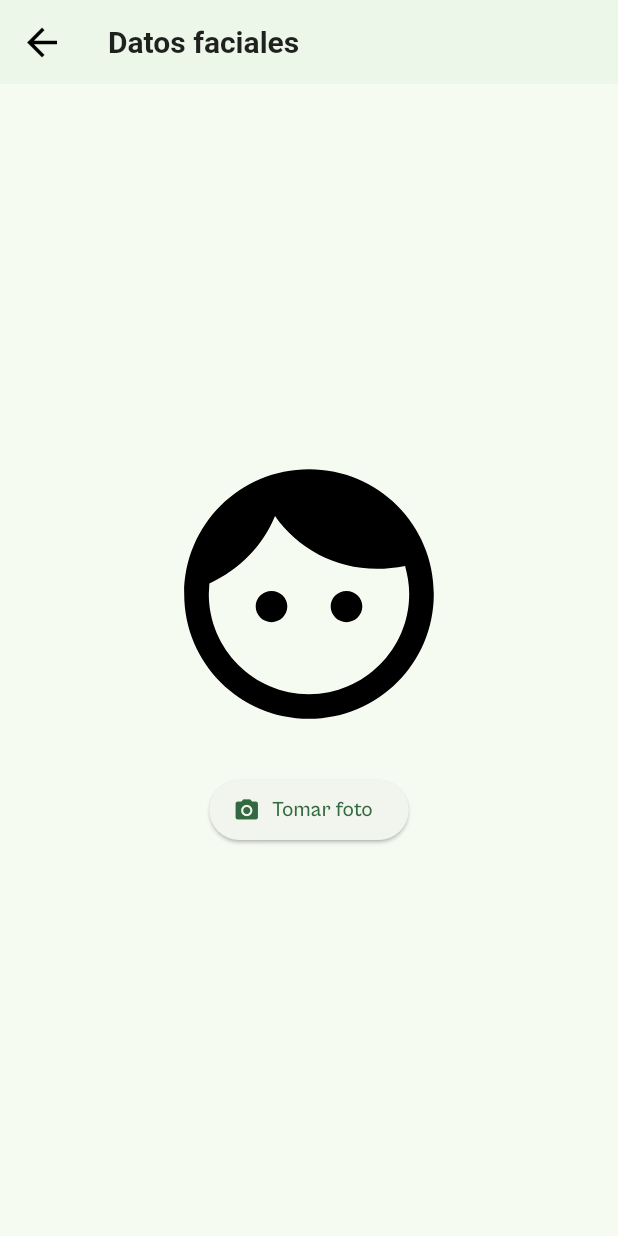
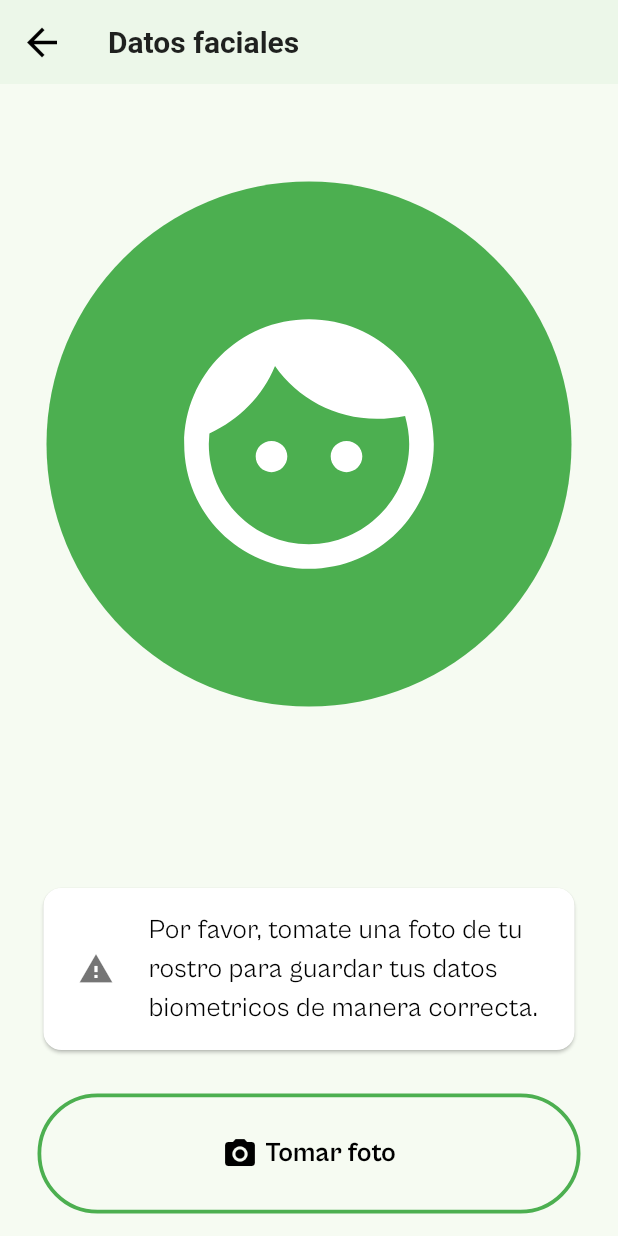
Before and after one commit to yjns4584/AUTH_GSE, a Flutter app: the screen it shows after launch, on a phone screen of 412 x 824 dp. Run offline on Flutter 3.47's test engine with Material 3 defaults, Android fonts, the phone set to English and light mode, and no system bars; our stand-ins replace dio, image_picker, logger.

Commit message:
Add widget CustomOutlinedButton, mejora interfaz face_display, add cuadros descriptivos para una correcta fotografía

```diff
--- /dev/null
+++ b/FRONT/app_authgse/lib/common/widgets/custom_card.dart
@@ -0,0 +1,59 @@
+import 'package:flutter/material.dart';
+
+class CustomCardWidget extends StatelessWidget {
+  final Color backgroundColor;
+  final Color textColor;
+  final IconData icon;
+  final Color iconColor;
+  final String text;
+  final TextStyle? textStyle;
+  final EdgeInsetsGeometry padding;
+
+  const CustomCardWidget({
+    super.key,
+    this.backgroundColor = Colors.white,
+    this.textColor = Colors.black,
+    this.icon = Icons.warning,
+    this.iconColor = Colors.black54,
+    required this.text,
+    this.textStyle,
+    this.padding = const EdgeInsets.symmetric(horizontal: 10, vertical: 15),
+  });
+
+  @override
+  Widget build(BuildContext context) {
+    return Card(
+      color: backgroundColor,
+      child: Padding(
+        padding: padding,
+        child: Row(
+          crossAxisAlignment: CrossAxisAlignment.center,
+          mainAxisAlignment: MainAxisAlignment.start,
+          children: [
+            SizedBox(
+              width: 50,
+              child: Center(
+                child: Icon(icon, color: iconColor),
+              ),
+            ),
+            const SizedBox(width: 10), // Espaciado entre icono y texto.
+            Expanded(
+              child: Column(
+                crossAxisAlignment: CrossAxisAlignment.start,
+                children: [
+                  Text(
+                    text,
+                    style: textStyle ??
+                        TextStyle(fontSize: 18, color: textColor),
+                    softWrap: true,
+                    overflow: TextOverflow.visible,
+                  ),
+                ],
+              ),
+            ),
+          ],
+        ),
+      ),
+    );
+  }
+}
--- /dev/null
+++ b/FRONT/app_authgse/lib/common/widgets/custom_outline_button.dart
@@ -0,0 +1,56 @@
+import 'package:flutter/material.dart';
+
+class CustomOutlinedButton extends StatelessWidget {
+  final VoidCallback onPressed;
+  final String label;
+  final IconData? icon;
+  final Color foregroundColor;
+  final Color borderColor;
+  final double borderWidth;
+  final double borderRadius;
+  final double widthFactor;
+  final double fontSize;
+  final dynamic iconAlignment;
+
+  const CustomOutlinedButton({
+    super.key,
+    required this.onPressed,
+    required this.label,
+    this.icon,
+    this.foregroundColor = Colors.black,
+    this.borderColor = Colors.green,
+    this.borderWidth = 2.5,
+    this.borderRadius = 50.0,
+    this.widthFactor = 0.7,
+    this.fontSize = 18.0,
+    this.iconAlignment = IconAlignment.start,
+  });
+
+  @override
+  Widget build(BuildContext context) {
+    return SizedBox(
+      width: MediaQuery.of(context).size.width * widthFactor,
+      child: OutlinedButton(
+        onPressed: onPressed,
+        style: OutlinedButton.styleFrom(
+          foregroundColor: foregroundColor,
+          side: BorderSide(color: borderColor, width: borderWidth),
+          shape: RoundedRectangleBorder(
+            borderRadius: BorderRadius.circular(borderRadius),
+          ),
+        ),
+        child: Row(
+          mainAxisSize: MainAxisSize.min,
+          children: [
+            if (icon != null) Icon(icon, size: 24),
+            const SizedBox(width: 5),
+            Text(
+              label,
+              style: TextStyle(fontSize: fontSize, fontWeight: FontWeight.bold),
+            ),
+          ],
+        ),
+      ),
+    );
+  }
+}
--- a/FRONT/app_authgse/lib/features/faceCapture/presentation/pages/face_capture.pages.dart
+++ b/FRONT/app_authgse/lib/features/faceCapture/presentation/pages/face_capture.pages.dart
@@ -1,3 +1,5 @@
+import 'package:app_authgse/common/widgets/custom_card.dart';
+import 'package:app_authgse/common/widgets/custom_outline_button.dart';
 import 'package:app_authgse/features/faceCapture/domain/useCases/converter_to_base64.service.dart';
 import 'package:app_authgse/features/faceCapture/presentation/widgets/face_display.dart';
 import 'package:app_authgse/features/faceCapture/presentation/widgets/take_photo.dart';
@@ -19,15 +21,14 @@ class FaceCapture extends StatefulWidget {
 class _FaceCaptureState extends State<FaceCapture> {
   String? _imagePath;
   String? _base64Image;
+  bool _showSendButton = false;
 
   Future<void> _capturePhoto() async {
-    final httpService = HttpService();
-    final faceService = FaceService(httpService);
-
     final path = await CameraGalleryService().takePhoto();
     if (path != null) {
       setState(() {
         _imagePath = path;
+        _showSendButton = true;
       });
       final base64 = await convertImageToBase64(path);
       if (base64 != null) {
@@ -35,11 +36,15 @@ class _FaceCaptureState extends State<FaceCapture> {
           _base64Image = base64;
         });
         logger.info('Imagen en Base64: $_base64Image');
-
-        //TODO: ENVIAR AL SERVIDOR
-        await faceService.sendBase64ToServer(_base64Image!);
       }
     }
+  }
+
+  Future<void> _sendPhoto() async {
+    final httpService = HttpService();
+    final faceService = FaceService(httpService);
+
+    await faceService.sendBase64ToServer(_base64Image!);
   }
 
   @override
@@ -47,28 +52,82 @@ class _FaceCaptureState extends State<FaceCapture> {
     return Scaffold(
         appBar: AppBar(
           title: const Text('Datos faciales'),
-        leading: IconButton(onPressed: () {}, icon: Icon(Icons.arrow_back)),
+          leading:
+              IconButton(onPressed: () {}, icon: const Icon(Icons.arrow_back)),
         ),
         body: Center(
           child: Padding(
             padding: const EdgeInsets.symmetric(horizontal: 25),
             child: Column(
+              crossAxisAlignment: CrossAxisAlignment.center,
+              mainAxisAlignment: MainAxisAlignment.center,
+              children: [
+                Expanded(
+                  flex: 5,
+                  child: Column(
                     mainAxisAlignment: MainAxisAlignment.center,
                     children: [
                       FaceDisplay(imagePath: _imagePath),
-              const SizedBox(height: 20),
-              TakePhotoButton(onPressed: _capturePhoto),
-              const SizedBox(height: 20),
-              _base64Image != null
-                  ? Text(
-                      'Imagen convertida a Base64 (truncada):\n${_base64Image!.substring(0, 100)}...',
-                      textAlign: TextAlign.center,
-                    )
-                  : const SizedBox.shrink(),
                     ],
                   ),
                 ),
+                Expanded(
+                  flex: 3,
+                  child: Padding(
+                    padding: const EdgeInsets.symmetric(vertical: 15),
+                    child: Column(
+                        mainAxisAlignment: MainAxisAlignment.end,
+                        children: [
+                          _showSendButton
+                              ? CustomCardWidget(
+                                  text:
+                                      'Por favor, asegúrate de que tu rostro se vea correctamente en la imagen. Si no es así, por favor, toma una nueva foto.')
+                              : CustomCardWidget(
+                                  text:
+                                      'Por favor, tomate una foto de tu rostro para guardar tus datos biometricos de manera correcta.'),
+                          const SizedBox(height: 25),
+                          SizedBox(
+                            width: double.infinity,
+                            height: 80,
+                            child: _showSendButton
+                                ? Row(
+                                    children: [
+                                      Container(
+                                          width: 80,
+                                          height: 80,
+                                          decoration: BoxDecoration(
+                                              borderRadius:
+                                                  BorderRadius.circular(50),
+                                              border: Border.all(
+                                                  color: Colors.green,
+                                                  width: 3)),
+                                          child: IconButton(
+                                              onPressed: _capturePhoto,
+                                              icon: const Icon(Icons.camera_alt,
+                                                  size: 24))),
+                                      const SizedBox(
+                                          width: 10), // Espaciado entre botones
+                                      // Botón "Enviar"
+                                      Expanded(
+                                        child: SizedBox(
+                                          height: 80,
+                                          child: CustomOutlinedButton(
+                                            onPressed: _sendPhoto,
+                                            label: 'Enviar foto',
+                                            iconAlignment: IconAlignment.end,
                                           ),
-    );
+                                        ),
+                                      ),
+                                    ],
+                                  )
+                                : TakePhotoButton(onPressed: _capturePhoto),
+                          ),
+                        ]),
+                  ),
+                ),
+              ],
+            ),
+          ),
+        ));
   }
 }
--- a/FRONT/app_authgse/lib/features/faceCapture/presentation/widgets/face_display.dart
+++ b/FRONT/app_authgse/lib/features/faceCapture/presentation/widgets/face_display.dart
@@ -8,12 +8,20 @@ class FaceDisplay extends StatelessWidget {
 
   @override
   Widget build(BuildContext context) {
-    return ClipOval(
+    return Container(
+      width: 350,
+      height: 350,
+      decoration: BoxDecoration(
+        color: Colors.green,
+        shape: BoxShape.circle,
+      ),
+      alignment: Alignment.center,
+      child: ClipOval(
         child: imagePath == null
-          ? const Icon(
+            ? Icon(
                 Icons.face,
                 size: 200,
-              color: Colors.black,
+                color: Colors.white,
               )
             : Image.file(
                 File(imagePath!),
@@ -24,6 +32,7 @@ class FaceDisplay extends StatelessWidget {
                 fit: BoxFit.cover,
                 filterQuality: FilterQuality.high,
               ),
+      ),
     );
   }
 }
--- a/FRONT/app_authgse/lib/features/faceCapture/presentation/widgets/take_photo.dart
+++ b/FRONT/app_authgse/lib/features/faceCapture/presentation/widgets/take_photo.dart
@@ -1,3 +1,4 @@
+import 'package:app_authgse/common/widgets/custom_outline_button.dart';
 import 'package:flutter/material.dart';
 
 class TakePhotoButton extends StatelessWidget {
@@ -7,10 +8,9 @@ class TakePhotoButton extends StatelessWidget {
 
   @override
   Widget build(BuildContext context) {
-    return ElevatedButton.icon(
-      onPressed: onPressed,
-      icon: const Icon(Icons.camera_alt),
-      label: const Text('Tomar foto'),
-    );
+    return SizedBox(
+        width: MediaQuery.of(context).size.width * 0.7,
+        child: CustomOutlinedButton(
+            onPressed: onPressed, label: 'Tomar foto', icon: Icons.camera_alt));
   }
 }
```
Lines whose indentation alone changed are shown as unchanged.
